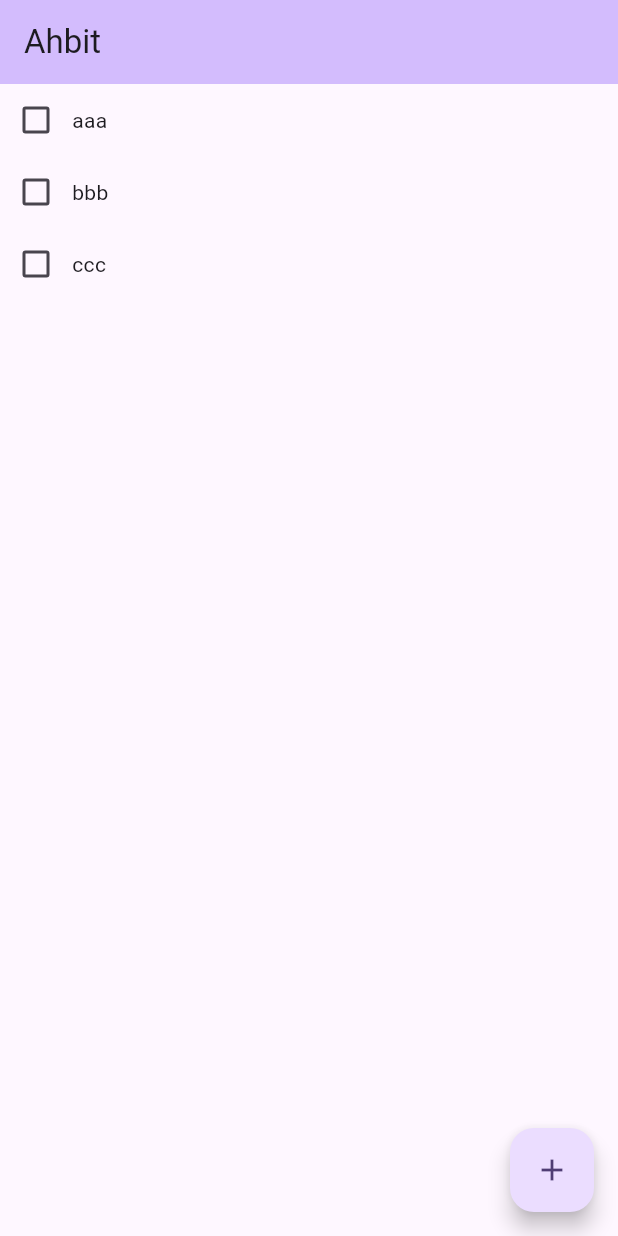
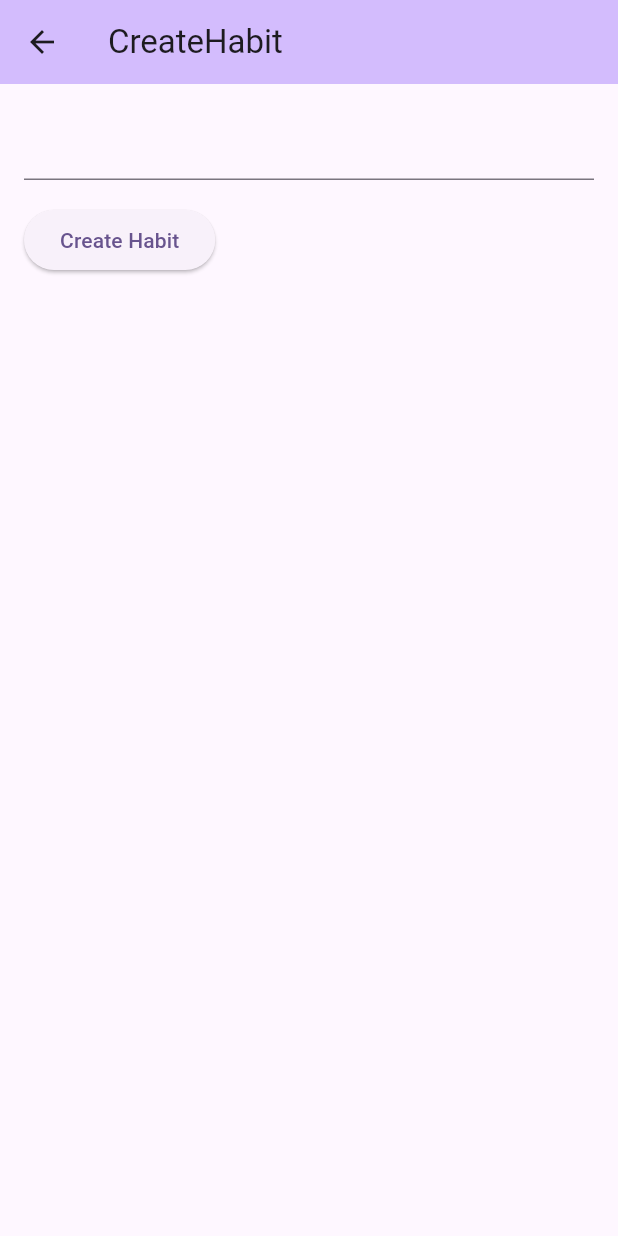
Before and after one commit to alexdoffgit/ahbit, a Flutter app: the screen it shows after launch, after a tap on the "add" icon, on a phone screen of 412 x 824 dp. Run offline on Flutter 3.47's test engine with Material 3 defaults, Android fonts, the phone set to English and light mode, and no system bars.

Commit message:
add create habit page and navigation behavior

```diff
--- /dev/null
+++ b/lib/create_habit.dart
@@ -0,0 +1,46 @@
+import 'package:flutter/material.dart';
+
+class CreateHabitPage extends StatelessWidget {
+  const CreateHabitPage({super.key});
+
+  @override
+  Widget build(BuildContext context) {
+    return Scaffold(
+      appBar: AppBar(
+          backgroundColor: Theme.of(context).colorScheme.inversePrimary,
+          title: const Text("CreateHabit")),
+      body: CreateHabitComponentAggregate(),
+    );
+  }
+}
+
+class CreateHabitComponentAggregate extends StatelessWidget {
+  const CreateHabitComponentAggregate({super.key});
+
+  @override
+  Widget build(BuildContext context) {
+    return LayoutBuilder(builder: (context, constraint) {
+      return ConstrainedBox(
+        constraints: BoxConstraints.tight(
+            Size(constraint.maxWidth, constraint.maxHeight)),
+        child: Padding(
+          padding: const EdgeInsets.all(16.0),
+          child: Column(
+            crossAxisAlignment: CrossAxisAlignment.start,
+            children: [
+              TextField(),
+              const SizedBox(
+                height: 16.0,
+              ),
+              ElevatedButton(
+                  onPressed: () {
+                    Navigator.of(context).pop();
+                  },
+                  child: const Text("Create Habit"))
+            ],
+          ),
+        ),
+      );
+    });
+  }
+}
--- a/lib/main.dart
+++ b/lib/main.dart
@@ -1,4 +1,7 @@
+import 'package:ahbit/create_habit.dart';
 import 'package:flutter/material.dart';
+
+final navigatorKey = GlobalKey<NavigatorState>();
 
 void main() {
   runApp(const MyApp());
@@ -37,7 +40,15 @@ class HabitListPage extends StatelessWidget {
         ],
       ),
       floatingActionButton: FloatingActionButton(
-        onPressed: () {},
+        onPressed: () async {
+          final result = await Navigator.of(context).push<String>(
+              MaterialPageRoute(builder: (context) => const CreateHabitPage()));
+
+          if (result != null) {
+            ScaffoldMessenger.of(navigatorKey.currentContext!)
+                .showSnackBar(SnackBar(content: Text('returned $result')));
+          }
+        },
         tooltip: 'None',
         child: const Icon(Icons.add),
       ),
```
